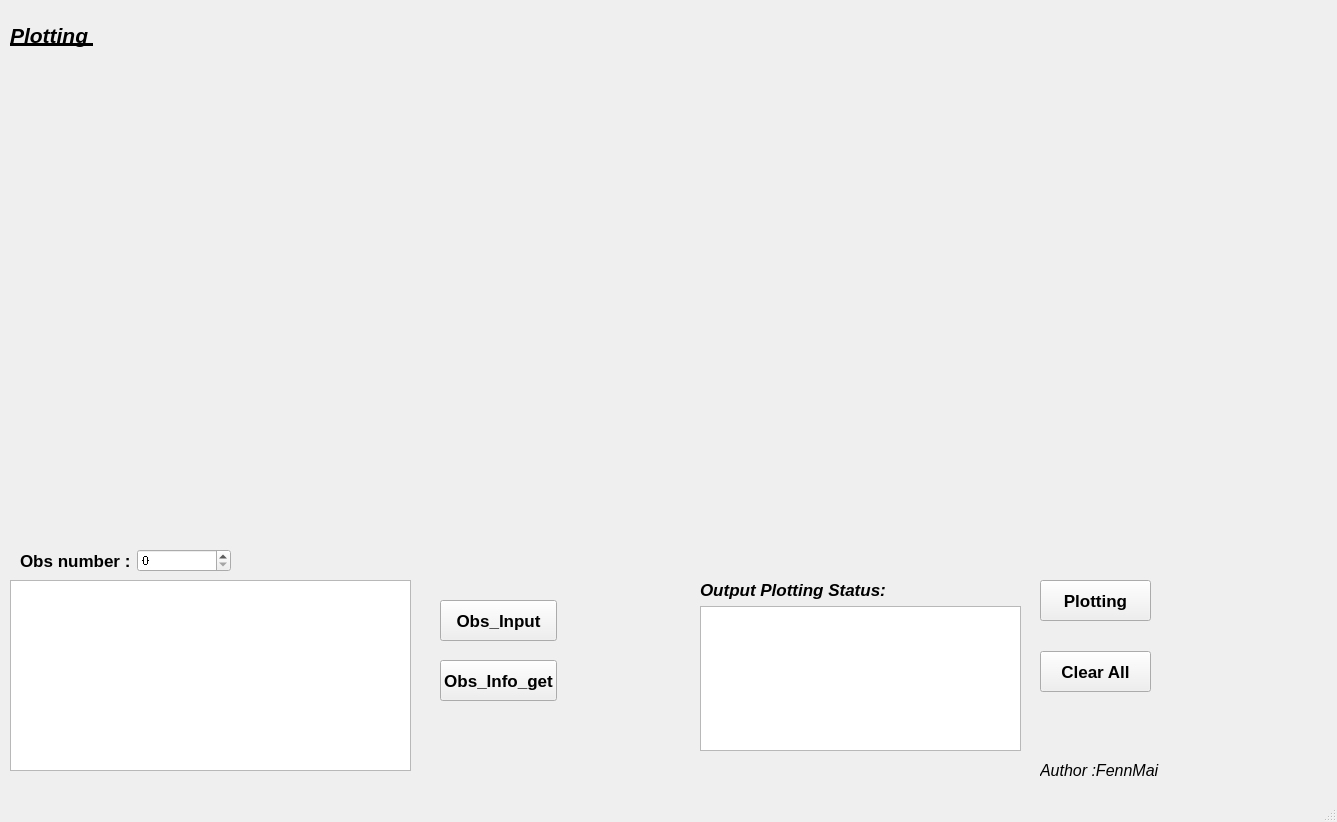
Qt form src/qt/pathplanning_platform.ui (FennMai/PathPlanning_Qt_Platform) before a commit.
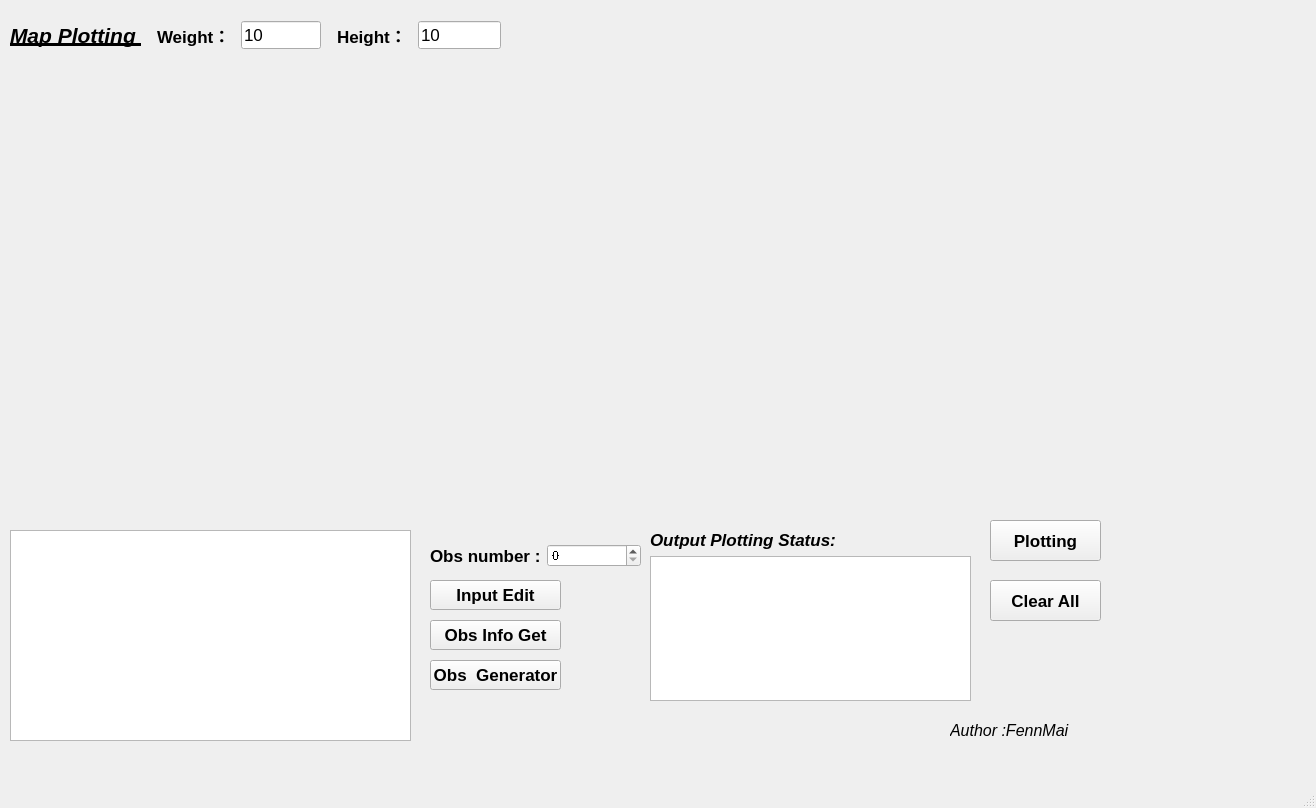
The same form after that commit.

Commit message: feat : update the 1.2.2 still have bug for generator

```diff
--- a/src/qt/pathplanning_platform.ui
+++ b/src/qt/pathplanning_platform.ui
@@ -6,8 +6,8 @@
    <rect>
     <x>0</x>
     <y>0</y>
-    <width>1337</width>
-    <height>822</height>
+    <width>1316</width>
+    <height>808</height>
    </rect>
   </property>
   <property name="windowTitle">
@@ -25,7 +25,7 @@
      <rect>
       <x>10</x>
       <y>10</y>
-      <width>181</width>
+      <width>141</width>
       <height>51</height>
      </rect>
     </property>
@@ -39,14 +39,14 @@
      </font>
     </property>
     <property name="text">
-     <string>Plotting </string>
+     <string>Map Plotting </string>
     </property>
    </widget>
    <widget class="QPushButton" name="Plotting">
     <property name="geometry">
      <rect>
-      <x>1040</x>
-      <y>580</y>
+      <x>990</x>
+      <y>520</y>
       <width>111</width>
       <height>41</height>
      </rect>
@@ -67,9 +67,9 @@
     <property name="geometry">
      <rect>
       <x>10</x>
-      <y>70</y>
+      <y>60</y>
       <width>941</width>
-      <height>441</height>
+      <height>451</height>
      </rect>
     </property>
     <layout class="QVBoxLayout" name="QT_MapPlot"/>
@@ -77,8 +77,8 @@
    <widget class="QLabel" name="label_3">
     <property name="geometry">
      <rect>
-      <x>1040</x>
-      <y>760</y>
+      <x>950</x>
+      <y>720</y>
       <width>121</width>
       <height>21</height>
      </rect>
@@ -98,8 +98,8 @@
    <widget class="QPushButton" name="Plotting_Clear">
     <property name="geometry">
      <rect>
-      <x>1040</x>
-      <y>651</y>
+      <x>990</x>
+      <y>580</y>
       <width>111</width>
       <height>41</height>
      </rect>
@@ -122,8 +122,8 @@
    <widget class="QWidget" name="layoutWidget">
     <property name="geometry">
      <rect>
-      <x>700</x>
-      <y>580</y>
+      <x>650</x>
+      <y>530</y>
       <width>321</width>
       <height>171</height>
      </rect>
@@ -158,10 +158,10 @@
    <widget class="QWidget" name="widget" native="true">
     <property name="geometry">
      <rect>
-      <x>20</x>
+      <x>430</x>
       <y>530</y>
       <width>211</width>
-      <height>61</height>
+      <height>51</height>
      </rect>
     </property>
     <layout class="QHBoxLayout" name="horizontalLayout">
@@ -206,9 +206,9 @@
     <property name="geometry">
      <rect>
       <x>10</x>
-      <y>580</y>
+      <y>530</y>
       <width>401</width>
-      <height>191</height>
+      <height>211</height>
      </rect>
     </property>
     <property name="sizePolicy">
@@ -252,10 +252,10 @@
     </property>
     <property name="geometry">
      <rect>
-      <x>440</x>
-      <y>600</y>
-      <width>117</width>
-      <height>41</height>
+      <x>430</x>
+      <y>580</y>
+      <width>131</width>
+      <height>30</height>
      </rect>
     </property>
     <property name="font">
@@ -267,7 +267,7 @@
      </font>
     </property>
     <property name="text">
-     <string>Obs_Input</string>
+     <string>Input Edit</string>
     </property>
    </widget>
    <widget class="QPushButton" name="Obs_Info_get">
@@ -276,10 +276,37 @@
     </property>
     <property name="geometry">
      <rect>
-      <x>440</x>
+      <x>430</x>
+      <y>620</y>
+      <width>131</width>
+      <height>30</height>
+     </rect>
+    </property>
+    <property name="font">
+     <font>
+      <pointsize>13</pointsize>
+      <weight>75</weight>
+      <italic>false</italic>
+      <bold>true</bold>
+     </font>
+    </property>
+    <property name="toolTipDuration">
+     <number>1</number>
+    </property>
+    <property name="text">
+     <string>Obs Info Get</string>
+    </property>
+   </widget>
+   <widget class="QPushButton" name="ObsRndGen">
+    <property name="enabled">
+     <bool>true</bool>
+    </property>
+    <property name="geometry">
+     <rect>
+      <x>430</x>
       <y>660</y>
-      <width>117</width>
-      <height>41</height>
+      <width>131</width>
+      <height>30</height>
      </rect>
     </property>
     <property name="font">
@@ -294,9 +321,91 @@
      <number>1</number>
     </property>
     <property name="text">
-     <string>Obs_Info_get</string>
+     <string>Obs  Generator</string>
     </property>
    </widget>
+   <widget class="QWidget" name="layoutWidget_2">
+    <property name="geometry">
+     <rect>
+      <x>330</x>
+      <y>20</y>
+      <width>171</width>
+      <height>30</height>
+     </rect>
+    </property>
+    <layout class="QHBoxLayout" name="horizontalLayout_3">
+     <property name="leftMargin">
+      <number>7</number>
+     </property>
+     <item>
+      <widget class="QLabel" name="label_6">
+       <property name="font">
+        <font>
+         <pointsize>13</pointsize>
+         <weight>75</weight>
+         <bold>true</bold>
+        </font>
+       </property>
+       <property name="text">
+        <string>Height： </string>
+       </property>
+      </widget>
+     </item>
+     <item>
+      <widget class="QLineEdit" name="MapHeight">
+       <property name="font">
+        <font>
+         <pointsize>13</pointsize>
+        </font>
+       </property>
+       <property name="text">
+        <string>10</string>
+       </property>
+      </widget>
+     </item>
+    </layout>
+   </widget>
+   <widget class="QWidget" name="">
+    <property name="geometry">
+     <rect>
+      <x>150</x>
+      <y>20</y>
+      <width>171</width>
+      <height>30</height>
+     </rect>
+    </property>
+    <layout class="QHBoxLayout" name="horizontalLayout_2">
+     <property name="leftMargin">
+      <number>7</number>
+     </property>
+     <item>
+      <widget class="QLabel" name="label_5">
+       <property name="font">
+        <font>
+         <pointsize>13</pointsize>
+         <weight>75</weight>
+         <bold>true</bold>
+        </font>
+       </property>
+       <property name="text">
+        <string>Weight： </string>
+       </property>
+      </widget>
+     </item>
+     <item>
+      <widget class="QLineEdit" name="MapWeight">
+       <property name="font">
+        <font>
+         <pointsize>13</pointsize>
+        </font>
+       </property>
+       <property name="text">
+        <string>10</string>
+       </property>
+      </widget>
+     </item>
+    </layout>
+   </widget>
   </widget>
   <widget class="QMenuBar" name="menubar">
    <property name="geometry">
```
Left out of the diff: 2 changed lines with no effect on the pictures. The commit also changes 7 other files.
